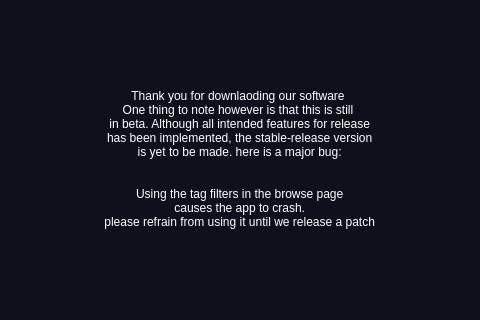
Qt form welcomescreen.ui (Deatrax/codenheimer) before a commit; both pictures show x 300 to 780 and y 180 to 500 of the 1076 by 724 pixel window.
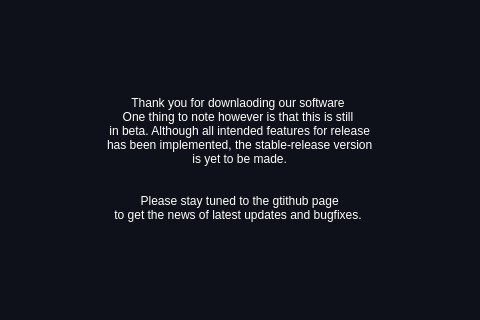
The same form after that commit.

Commit message: added app restart and activated settings save in welcome window

```diff
--- a/welcomescreen.ui
+++ b/welcomescreen.ui
@@ -1158,12 +1158,11 @@
 One thing to note however is that this is still
  in beta. Although all intended features for release
  has been implemented, the stable-release version
- is yet to be made. here is a major bug:
+ is yet to be made.
 
 
- Using the tag filters in the browse page
- causes the app to crash.
- please refrain from using it until we release a patch</string>
+ Please stay tuned to the gtithub page
+to get the news of latest updates and bugfixes.</string>
              </property>
              <property name="alignment">
               <set>Qt::AlignCenter</set>
```
Left out of the diff: 2 changed lines with no effect on the pictures. The commit also changes 3 other files.
